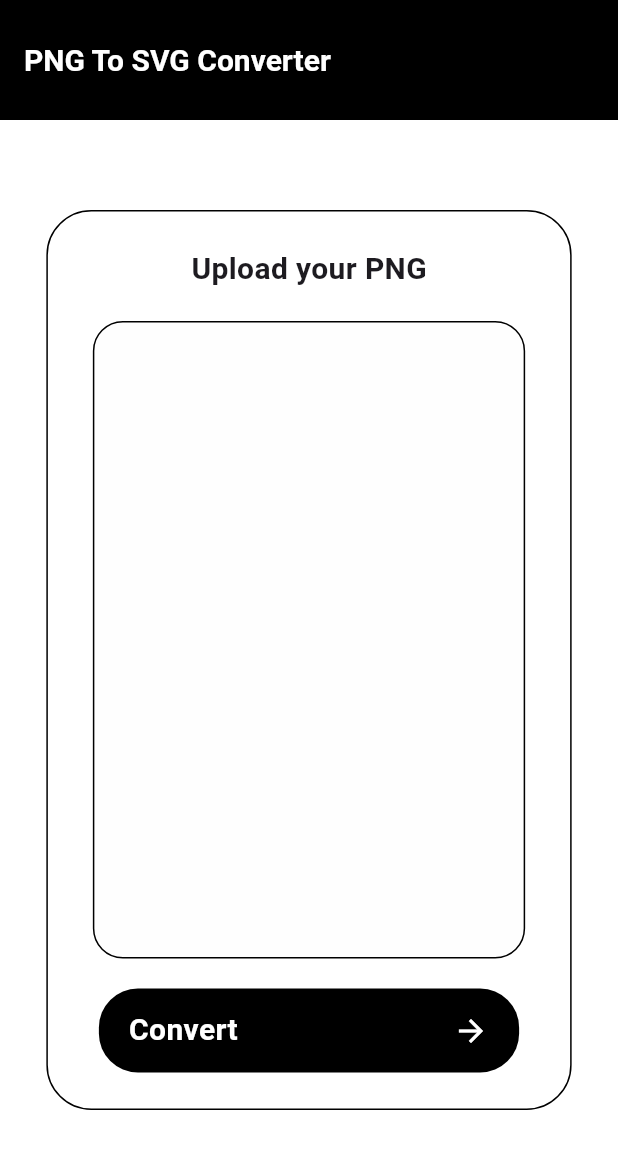
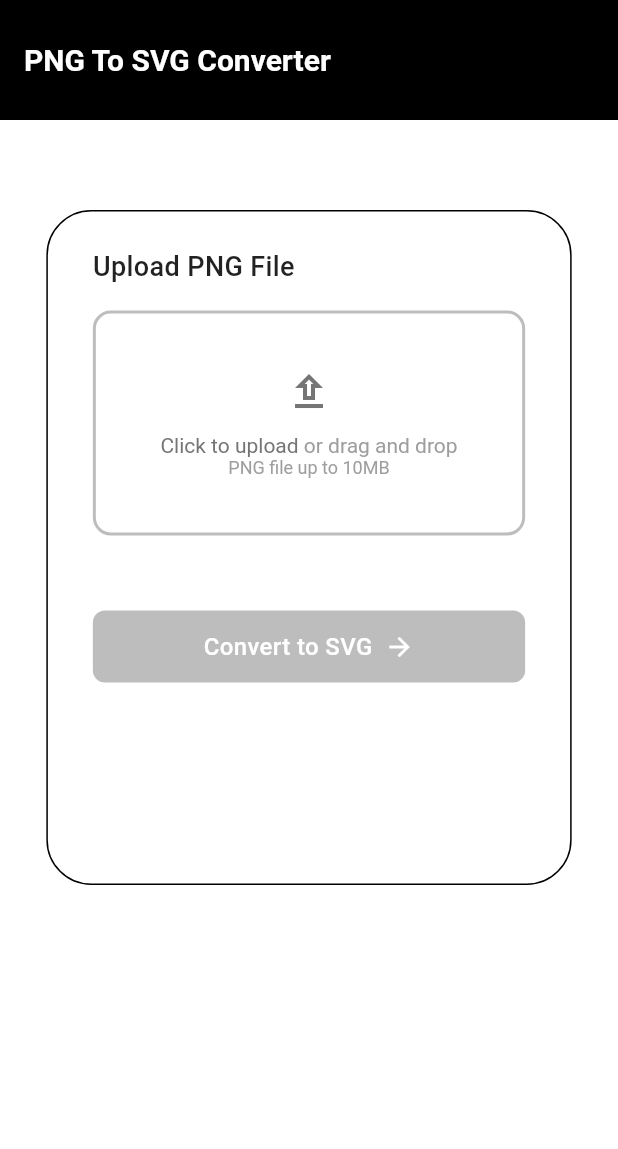
Before and after one commit to ThatLinuxGuyYouKnow/Sping, a Flutter app: the screen it shows after launch, on a phone screen of 412 x 824 dp. Shown: the top 1149 px of the screen. Run offline on Flutter 3.47's test engine with Material 3 defaults, Android fonts, the phone set to English and light mode, and no system bars; our stand-ins replace file_picker, google_fonts; missing offline and left inert: dart:html; Roboto replaces fonts that are missing (Ubuntu).

Commit message:
adjusting widget sizes

```diff
--- a/lib/converterScreen.dart
+++ b/lib/converterScreen.dart
@@ -7,16 +7,13 @@ class ConverterScreen extends StatelessWidget {
 
   @override
   Widget build(BuildContext context) {
-    // Use LayoutBuilder instead of direct MediaQuery for better responsiveness
     return LayoutBuilder(
       builder: (context, constraints) {
-        // Calculate responsive values based on constraints
         final isDesktop = constraints.maxWidth > 900;
         final isTablet =
             constraints.maxWidth > 600 && constraints.maxWidth <= 900;
         final isMobile = constraints.maxWidth <= 600;
 
-        // Calculate container width based on screen size
         final containerWidth = isDesktop
             ? constraints.maxWidth * 0.4
             : isTablet
@@ -43,8 +40,8 @@ class ConverterScreen extends StatelessWidget {
                     Container(
                       width: containerWidth,
                       constraints: const BoxConstraints(
-                        minHeight: 400,
-                        maxHeight: 600,
+                        minHeight: 350,
+                        maxHeight: 450,
                       ),
                       decoration: BoxDecoration(
                         borderRadius: BorderRadius.circular(30),
@@ -52,36 +49,101 @@ class ConverterScreen extends StatelessWidget {
                         border: Border.all(color: Colors.black),
                       ),
                       child: Padding(
-                        padding: const EdgeInsets.symmetric(vertical: 24),
+                        padding: const EdgeInsets.symmetric(
+                            vertical: 24, horizontal: 30),
                         child: Column(
-                          mainAxisAlignment: MainAxisAlignment.spaceBetween,
+                          crossAxisAlignment: CrossAxisAlignment.start,
                           children: [
                             Text(
-                              'Upload your PNG',
+                              'Upload PNG File',
                               style: GoogleFonts.ubuntu(
-                                fontSize: isDesktop ? 24 : 20,
-                                fontWeight: FontWeight.bold,
+                                fontSize: isDesktop ? 20 : 18,
+                                fontWeight: FontWeight.w500,
+                                color: Colors.black87,
                               ),
                             ),
-                            Expanded(
-                              child: Padding(
-                                padding: const EdgeInsets.symmetric(
-                                  vertical: 20,
-                                  horizontal: 30,
+                            const SizedBox(height: 16),
+                            Container(
+                              height: isDesktop ? 200 : 150,
+                              decoration: BoxDecoration(
+                                borderRadius: BorderRadius.circular(12),
+                                border: Border.all(
+                                  color: Colors.grey.shade400,
+                                  style: BorderStyle.solid,
+                                  width: 2,
                                 ),
-                                child: Container(
-                                  decoration: BoxDecoration(
-                                    border: Border.all(color: Colors.black),
-                                    color: Colors.grey.withOpacity(0.01),
-                                    borderRadius: BorderRadius.circular(20),
-                                  ),
+                              ),
+                              child: Center(
+                                child: Column(
+                                  mainAxisAlignment: MainAxisAlignment.center,
+                                  children: [
+                                    Icon(
+                                      Icons.upload_outlined,
+                                      size: 32,
+                                      color: Colors.grey.shade600,
+                                    ),
+                                    const SizedBox(height: 12),
+                                    RichText(
+                                      textAlign: TextAlign.center,
+                                      text: TextSpan(
+                                        style: GoogleFonts.ubuntu(
+                                          fontSize: 14,
+                                          color: Colors.grey.shade600,
+                                        ),
+                                        children: [
+                                          const TextSpan(
+                                              text: 'Click to upload '),
+                                          TextSpan(
+                                            text: 'or drag and drop\n',
+                                            style: TextStyle(
+                                              color: Colors.grey.shade500,
+                                            ),
+                                          ),
+                                          TextSpan(
+                                            text: 'PNG file up to 10MB',
+                                            style: TextStyle(
+                                              color: Colors.grey.shade500,
+                                              fontSize: 12,
+                                            ),
+                                          ),
+                                        ],
+                                      ),
+                                    ),
+                                  ],
                                 ),
                               ),
                             ),
-                            ConvertButton(
-                              width: isDesktop
-                                  ? containerWidth * 0.4
-                                  : containerWidth * 0.8,
+                            const SizedBox(height: 50),
+                            Center(
+                              child: Container(
+                                width: isDesktop
+                                    ? containerWidth * 0.8
+                                    : containerWidth * 0.9,
+                                height: 48,
+                                decoration: BoxDecoration(
+                                  borderRadius: BorderRadius.circular(8),
+                                  color: Colors.grey.shade400,
+                                ),
+                                child: Row(
+                                  mainAxisAlignment: MainAxisAlignment.center,
+                                  children: [
+                                    Text(
+                                      'Convert to SVG',
+                                      style: GoogleFonts.ubuntu(
+                                        color: Colors.white,
+                                        fontSize: 16,
+                                        fontWeight: FontWeight.w500,
+                                      ),
+                                    ),
+                                    const SizedBox(width: 8),
+                                    const Icon(
+                                      Icons.arrow_forward,
+                                      color: Colors.white,
+                                      size: 20,
+                                    ),
+                                  ],
+                                ),
+                              ),
                             ),
                           ],
                         ),
@@ -124,50 +186,13 @@ class ResponsiveAppBar extends StatelessWidget {
         if (isDesktop)
           ElevatedButton(
             onPressed: () {},
+            style: ElevatedButton.styleFrom(backgroundColor: Colors.white),
             child: Text(
               'Convert SVG to PNG here',
               style: GoogleFonts.ubuntu(fontSize: 16, color: Colors.black),
             ),
-            style: ElevatedButton.styleFrom(backgroundColor: Colors.white),
           ),
       ],
     );
   }
 }
-
-class ConvertButton extends StatelessWidget {
-  final double width;
-
-  const ConvertButton({
-    super.key,
-    required this.width,
-  });
-
-  @override
-  Widget build(BuildContext context) {
-    return Container(
-      padding: EdgeInsets.symmetric(horizontal: 20),
-      width: width,
-      height: 56,
-      decoration: BoxDecoration(
-        borderRadius: BorderRadius.circular(26),
-        color: Colors.black,
-      ),
-      child: Row(
-        mainAxisAlignment: MainAxisAlignment.spaceBetween,
-        children: [
-          Text(
-            'Convert',
-            style: GoogleFonts.ubuntu(
-                color: Colors.white, fontSize: 20, fontWeight: FontWeight.bold),
-          ),
-          const SizedBox(width: 12),
-          const Icon(
-            Icons.arrow_forward,
-            color: Colors.white,
-          ),
-        ],
-      ),
-    );
-  }
-}
```
